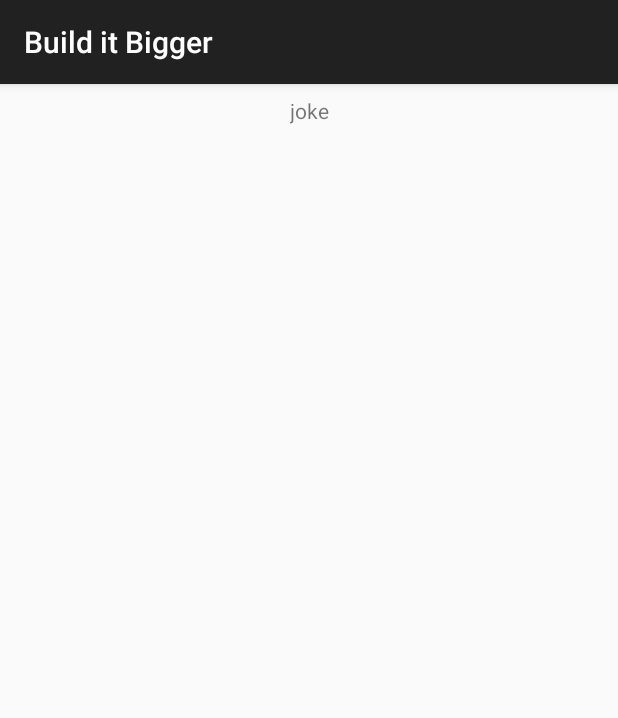
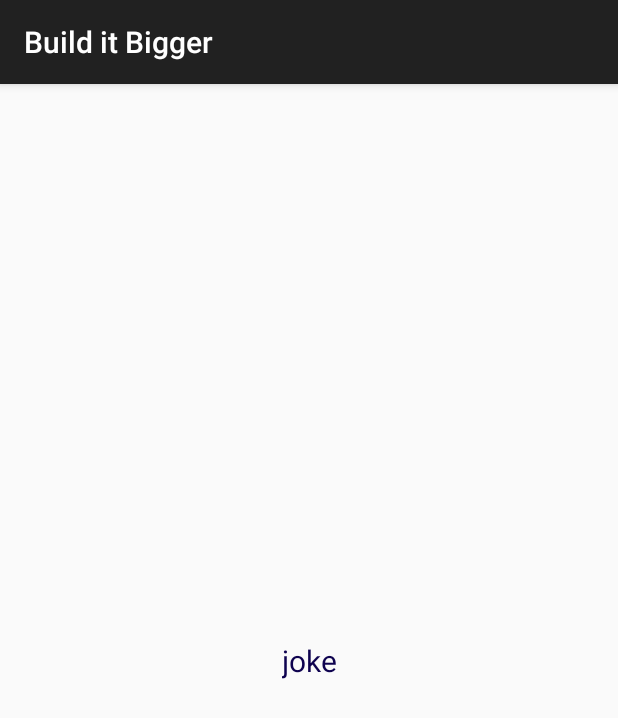
Before and after one commit to Amrhalawani/BuilditBiggerProjFinal, an Android app: the MainActivityAndroidLib screen opened directly, with no data from a screen before it, on a phone screen of 412 x 824 dp. Shown: the top 718 px of the screen. Run offline under Robolectric (Android 15) with nearby library versions, the phone set to English and light mode, and no system bars; 1 statement that could not run was skipped.

Commit message:
Resubmit 1

```diff
--- a/app/src/main/java/com/udacity/gradle/builditbigger/EndpointsAsyncTask.java
+++ b/app/src/main/java/com/udacity/gradle/builditbigger/EndpointsAsyncTask.java
@@ -56,7 +56,7 @@ class EndpointsAsyncTask extends AsyncTask<Void, Void, String> {
     @Override
     protected void onPostExecute(String result) {
         Log.e("TAG", "onPostExecute: " + result);
-        Toast.makeText(context, "from GCE :" + result, Toast.LENGTH_LONG).show();
+        //Toast.makeText(context, "from GCE :" + result, Toast.LENGTH_LONG).show();
 
         Intent i = new Intent(context, MainActivityAndroidLib.class);
         i.putExtra("joke", result);
--- a/app/src/main/java/com/udacity/gradle/builditbigger/MainActivity.java
+++ b/app/src/main/java/com/udacity/gradle/builditbigger/MainActivity.java
@@ -7,10 +7,6 @@ import android.support.v7.app.AppCompatActivity;
 import android.view.Menu;
 import android.view.MenuItem;
 import android.view.View;
-
-import com.amrhal.jokeandroidlib.MainActivityAndroidLib;
-import com.amrhal.jokesjlib.Jokes;
-
 
 public class MainActivity extends AppCompatActivity {
 
@@ -52,7 +48,7 @@ public class MainActivity extends AppCompatActivity {
 //        Intent i = new Intent(this,MainActivityAndroidLib.class);
 //        i.putExtra("joke",jokeFromJokesJavaLib);
 //        startActivity(i);
-        new EndpointsAsyncTask(this).execute();
+        new EndpointsAsyncTask(getApplicationContext()).execute();
     }
 
 
--- a/app/src/main/res/values/strings.xml
+++ b/app/src/main/res/values/strings.xml
@@ -3,5 +3,5 @@
     <string name="instructions">Press the button for a delicious joke!</string>
     <string name="button_text">Tell Joke</string>
     <string name="action_settings">Settings</string>
-    <string name="banner_ad_unit_id">ca-app-pub-3940256099942544/6300978111</string>
+
 </resources>
--- a/jokeandroidlib/src/main/res/layout/activity_main_android_lib.xml
+++ b/jokeandroidlib/src/main/res/layout/activity_main_android_lib.xml
@@ -10,12 +10,17 @@
         android:id="@+id/textview_androidlib"
         android:layout_width="wrap_content"
         android:layout_height="wrap_content"
-        android:layout_marginEnd="8dp"
-        android:layout_marginLeft="8dp"
-        android:layout_marginRight="8dp"
-        android:layout_marginStart="8dp"
+
+        android:layout_marginBottom="8dp"
+        android:layout_marginEnd="16dp"
+        android:layout_marginLeft="16dp"
+        android:layout_marginRight="16dp"
+        android:layout_marginStart="16dp"
         android:layout_marginTop="8dp"
         android:text="joke"
+        android:textColor="#0e024f"
+        android:textSize="20sp"
+        app:layout_constraintBottom_toBottomOf="parent"
         app:layout_constraintEnd_toEndOf="parent"
         app:layout_constraintStart_toStartOf="parent"
         app:layout_constraintTop_toTopOf="parent" />
```
Also changed, not shown: 2 other files.
